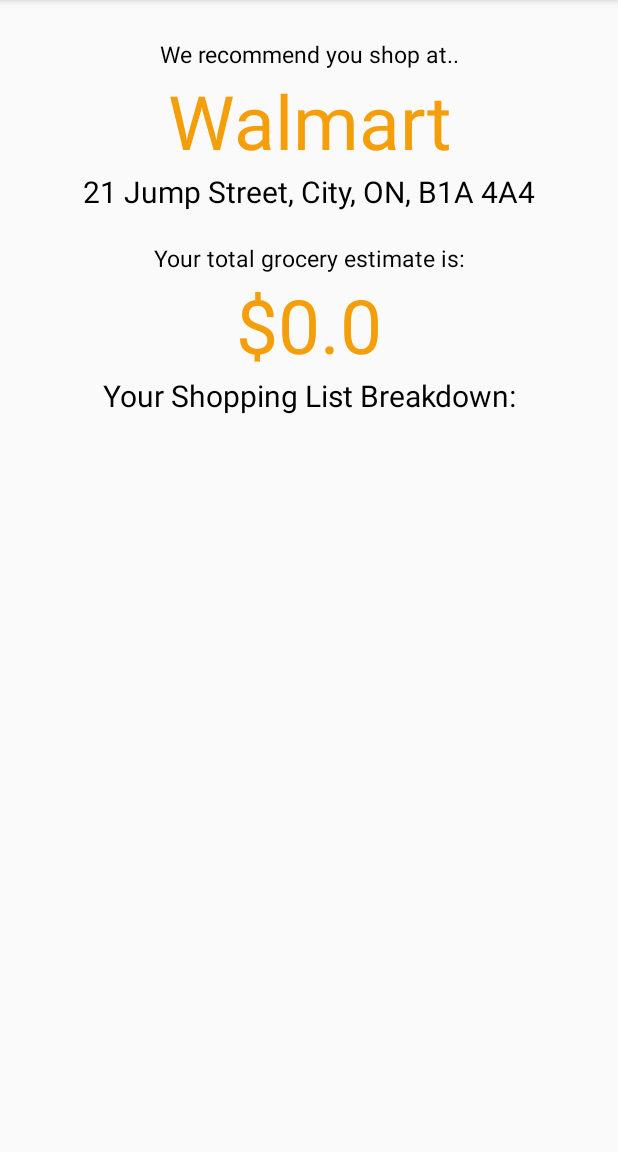
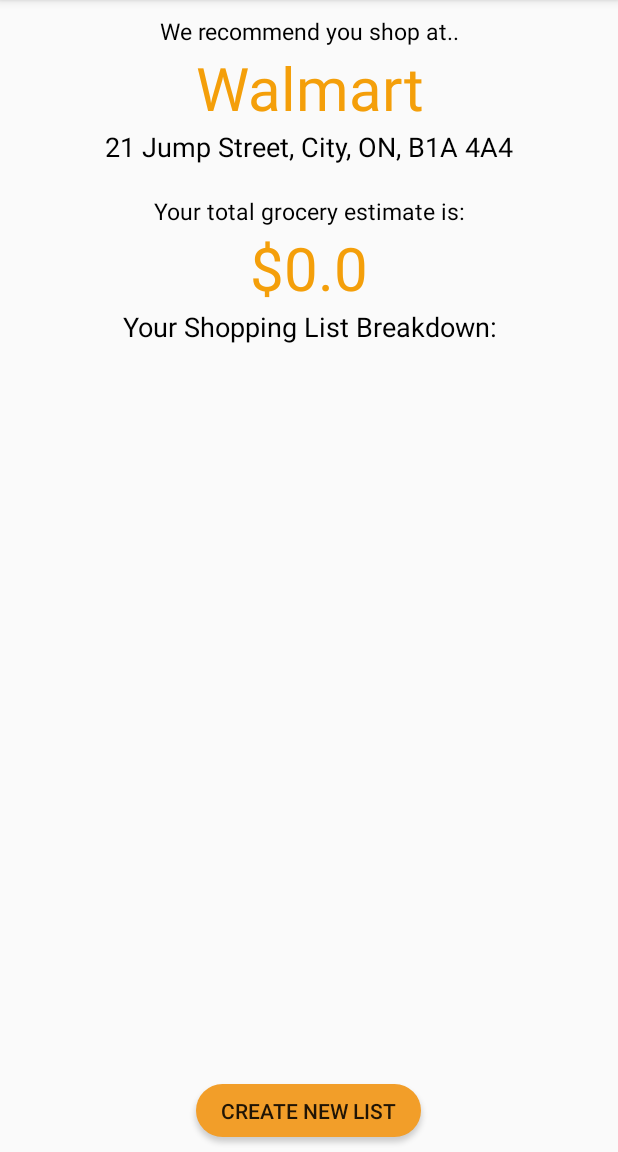
Before and after one commit to TheRealJessicaLi/GroceryGo, an Android app: the SearchResultsFragment screen opened directly, with no data from a screen before it, on a phone screen of 412 x 824 dp, the part 84-1236 px from its top. Run offline under Robolectric (Android 15) with nearby library versions, the phone set to English and light mode, and no system bars; our stand-ins replace Firebase (no records; nobody signed in at launch, a user with empty details on screens opened directly).

Commit message:
wired new button for new search

```diff
--- a/app/src/main/java/go/grocery/grocerygo/Results/SearchResultsFragment.kt
+++ b/app/src/main/java/go/grocery/grocerygo/Results/SearchResultsFragment.kt
@@ -1,6 +1,7 @@
 package go.grocery.grocerygo.Results
 
 import android.content.Context
+import android.content.Intent
 import android.net.Uri
 import android.os.Bundle
 import android.support.v4.app.Fragment
@@ -9,6 +10,7 @@ import android.view.View
 import android.view.ViewGroup
 
 import go.grocery.grocerygo.R
+import go.grocery.grocerygo.SelectGroceries.ShoppingInstructionsActivity
 import go.grocery.grocerygo.SelectGroceries.SummaryListAdapter
 import go.grocery.grocerygo.SelectGroceries.SummaryListItem
 import kotlinx.android.synthetic.main.fragment_search_results.*
@@ -28,5 +30,10 @@ class SearchResultsFragment : Fragment() {
         total_price.text = getString(R.string.dollar_price, totalPrice.toString())
         val customAdapter = SummaryListAdapter(this.requireContext(), items as ArrayList<SummaryListItem>)
         grocery_list.adapter = customAdapter
+
+        new_list_button.setOnClickListener {
+            val myIntent = Intent(activity, ShoppingInstructionsActivity::class.java)
+            activity!!.startActivity(myIntent)
+        }
     }
 }
--- a/app/src/main/res/layout/fragment_search_results.xml
+++ b/app/src/main/res/layout/fragment_search_results.xml
@@ -1,19 +1,21 @@
 <?xml version="1.0" encoding="utf-8"?>
-<LinearLayout xmlns:android="http://schemas.android.com/apk/res/android"
-              xmlns:tools="http://schemas.android.com/tools"
-              android:layout_width="match_parent"
-              android:layout_height="match_parent"
-              tools:context=".Results.SearchResultsFragment"
-              android:orientation="vertical">
+<RelativeLayout xmlns:android="http://schemas.android.com/apk/res/android"
+                xmlns:tools="http://schemas.android.com/tools"
+                android:layout_width="match_parent"
+                android:layout_height="match_parent"
+                tools:context=".Results.SearchResultsFragment"
+                android:orientation="vertical">
 
     <TextView
+            android:id="@+id/we_recommend"
             android:layout_width="match_parent"
             android:layout_height="wrap_content"
             android:text="We recommend you shop at.."
             android:textColor="@color/black"
             android:gravity="center_horizontal"
             android:textSize="15sp"
-            android:layout_marginTop="25dp"/>
+            android:layout_marginTop="10dp"
+            android:layout_alignParentTop="true"/>
 
     <TextView
             android:id="@+id/store_name"
@@ -21,25 +23,30 @@
             android:layout_height="wrap_content"
             android:text="fbjksdfj"
             android:textColor="@color/orange"
-            android:textSize="50sp"
-            android:gravity="center_horizontal"/>
+            android:textSize="40sp"
+            android:gravity="center_horizontal"
+            android:layout_below="@id/we_recommend"/>
 
     <TextView
+            android:id="@+id/address"
             android:layout_width="match_parent"
             android:layout_height="wrap_content"
             android:text="21 Jump Street, City, ON, B1A 4A4"
             android:gravity="center_horizontal"
             android:textColor="@color/black"
-            android:textSize="20sp"/>
+            android:textSize="18sp"
+            android:layout_below="@id/store_name"/>
 
     <TextView
+            android:id="@+id/total_estimate"
             android:layout_width="match_parent"
             android:layout_height="wrap_content"
             android:text="Your total grocery estimate is:"
             android:textColor="@color/black"
             android:gravity="center_horizontal"
             android:textSize="15sp"
-            android:layout_marginTop="20dp"/>
+            android:layout_marginTop="20dp"
+            android:layout_below="@id/address"/>
 
     <TextView
             android:id="@+id/total_price"
@@ -47,19 +54,22 @@
             android:layout_height="wrap_content"
             android:text="$2344"
             android:textColor="@color/orange"
-            android:textSize="50sp"
+            android:textSize="40sp"
             android:gravity="center_horizontal"
             android:paddingLeft="25dp"
-            android:paddingRight="25dp"/>
+            android:paddingRight="25dp"
+            android:layout_below="@id/total_estimate"/>
 
     <TextView
+            android:id="@+id/breakdown"
             android:layout_width="match_parent"
             android:layout_height="wrap_content"
             android:text="Your Shopping List Breakdown:"
             android:textColor="@color/black"
             android:gravity="center_horizontal"
             android:layout_marginBottom="10dp"
-            android:textSize="20sp"/>
+            android:textSize="18sp"
+            android:layout_below="@id/total_price"/>
 
     <ListView
             android:id="@+id/grocery_list"
@@ -67,6 +77,18 @@
             android:layout_height="wrap_content"
             android:layout_marginLeft="25dp"
             android:layout_marginRight="25dp"
-            android:layout_marginBottom="10dp"/>
+            android:layout_marginBottom="10dp"
+            android:layout_below="@id/breakdown"
+            android:layout_above="@+id/new_list_button"/>
 
-</LinearLayout>
+    <Button
+            android:id="@+id/new_list_button"
+            android:layout_width="150dp"
+            android:layout_height="35dp"
+            android:background="@drawable/button_background"
+            android:layout_alignParentBottom="true"
+            android:layout_centerHorizontal="true"
+            android:layout_marginBottom="10dp"
+            android:text="Create New List"/>
+
+</RelativeLayout>
--- a/app/src/main/res/layout/fragment_select_groceries.xml
+++ b/app/src/main/res/layout/fragment_select_groceries.xml
@@ -268,9 +268,8 @@
             android:layout_width="120dp"
             android:layout_height="35dp"
             android:layout_centerHorizontal="true"
-            android:text="FINALIZE"
+            android:text="Finalize"
             android:layout_marginBottom="20dp"
-            android:textAllCaps="false"
             android:background="@drawable/button_background"
             android:layout_alignParentBottom="true"/>
 
--- a/app/src/main/res/layout/fragment_user_info.xml
+++ b/app/src/main/res/layout/fragment_user_info.xml
@@ -143,8 +143,7 @@
             android:layout_width="120dp"
             android:layout_height="35dp"
             app:layout_constraintTop_toBottomOf="@id/location_field"
-            android:textAllCaps="false"
-            android:text="NEXT"
+            android:text="Next"
             android:background="@drawable/button_background"/>
 
 </android.support.constraint.ConstraintLayout>
```
